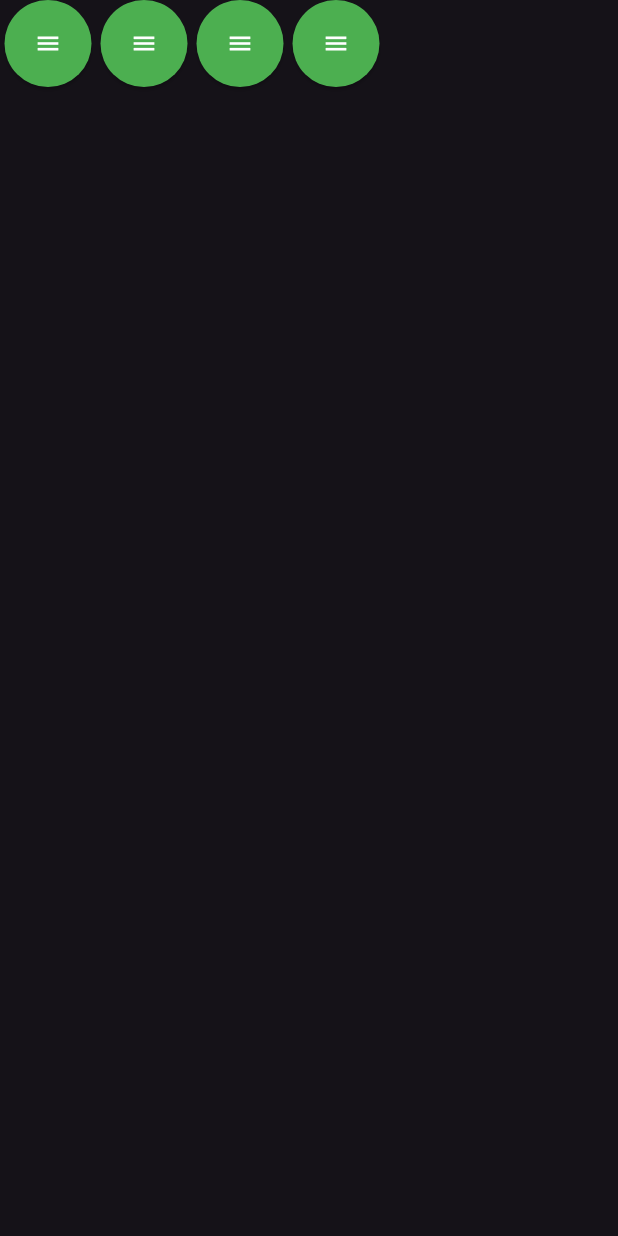
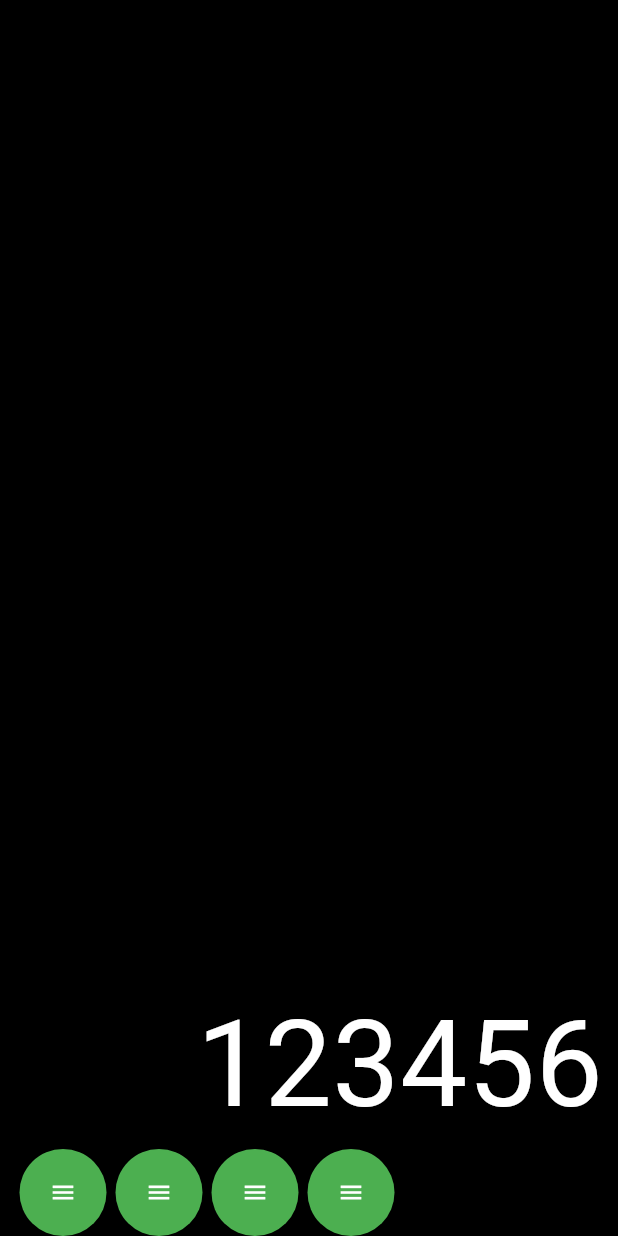
Before and after one commit to saakhani/flutter-ios-calculator, a Flutter app: the screen it shows after launch, on a phone screen of 412 x 824 dp. Run offline on Flutter 3.47's test engine with Material 3 defaults, Android fonts, the phone set to English and light mode, and no system bars.

Commit message:
Fix Padding

```diff
--- a/lib/main.dart
+++ b/lib/main.dart
@@ -30,6 +30,9 @@ class CalcHome extends StatefulWidget {
 }
 
 class _CalcHomeState extends State<CalcHome> {
+
+  String output = "123456";
+
   @override
   Widget build(BuildContext context) {
     // This method is rerun every time setState is called, for instance as done
@@ -39,9 +42,21 @@ class _CalcHomeState extends State<CalcHome> {
     // fast, so that you can just rebuild anything that needs updating rather
     // than having to individually change instances of widgets.
     return Scaffold(
+      backgroundColor: Colors.black,
       body: SafeArea(child:
-      Column(
+      Padding(
+        padding: const EdgeInsets.symmetric(horizontal: 10.0),
+        child: Column(
+          mainAxisAlignment: MainAxisAlignment.end,
+          crossAxisAlignment: CrossAxisAlignment.end,
           children: [
+            Text(
+              output,
+              style: TextStyle(
+                fontSize: 80,
+                color: Colors.white,
+                ),
+              ),
             Row(
               children: [
                 ElevatedButton(
@@ -89,6 +104,7 @@ class _CalcHomeState extends State<CalcHome> {
           ],
         ),
       ),
+      ),
     );
   }
 }
```
Lines whose indentation alone changed are shown as unchanged.
